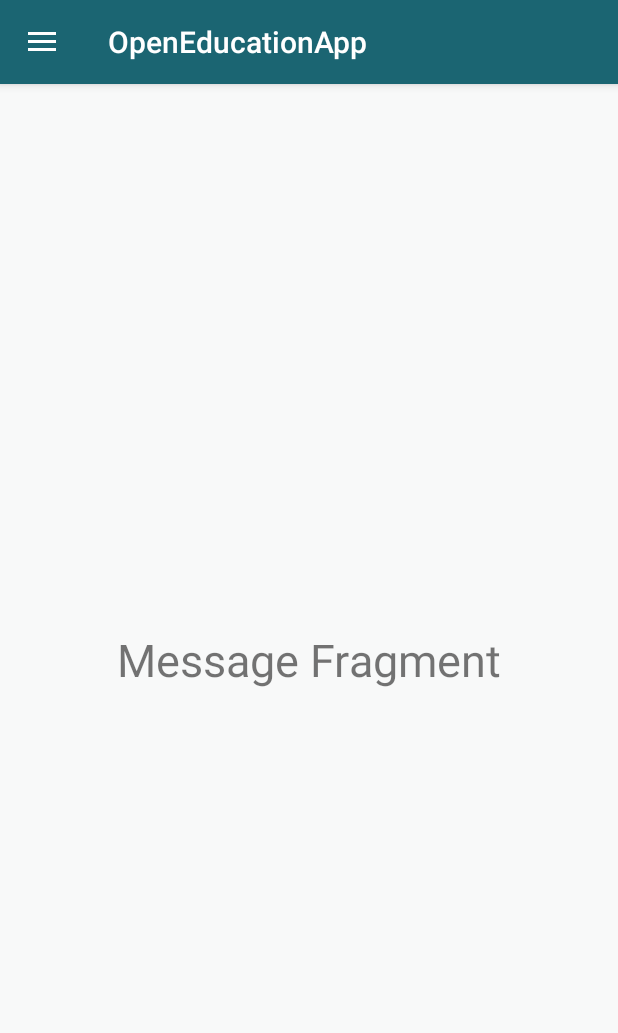
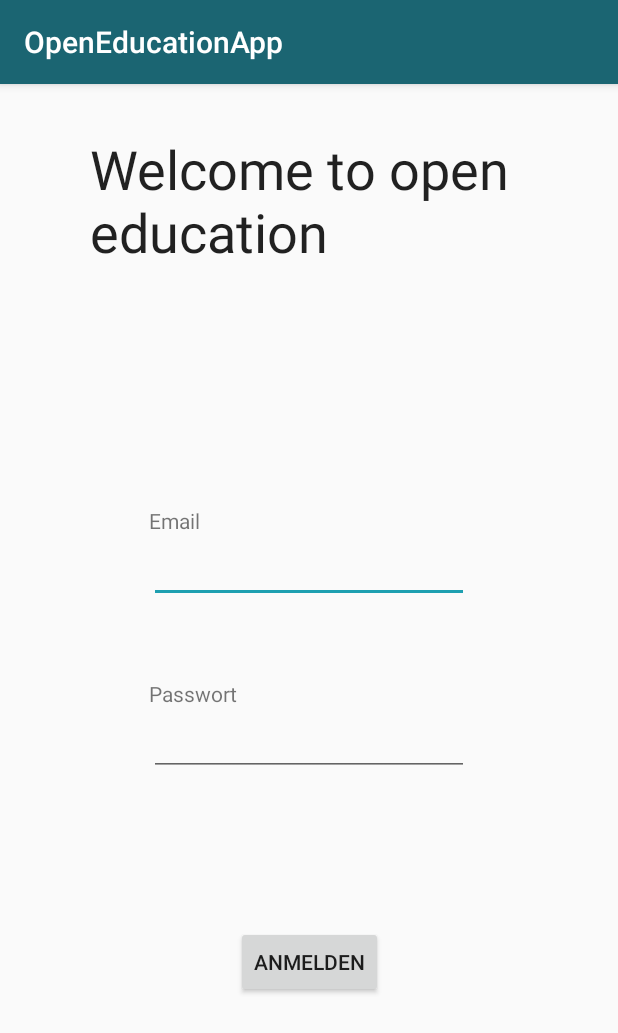
Before and after one commit to kaiott/open-education-app, an Android app: the screen it shows after launch (MainActivity before the commit, LoginActivity after it), on a phone screen of 412 x 824 dp. Shown: the top 1033 px of the screen. Run offline under Robolectric (Android 15) with nearby library versions, the phone set to English and light mode, and no system bars.

Commit message:
simple login activity

```diff
--- a/app/src/main/AndroidManifest.xml
+++ b/app/src/main/AndroidManifest.xml
@@ -9,14 +9,18 @@
         android:roundIcon="@mipmap/ic_launcher_round"
         android:supportsRtl="true"
         android:theme="@style/AppTheme">
-        <activity android:name=".MainActivity"
-            android:theme="@style/AppTheme.NoActionBar">
+        <activity android:name=".LoginActivity">
             <intent-filter>
                 <action android:name="android.intent.action.MAIN" />
 
                 <category android:name="android.intent.category.LAUNCHER" />
             </intent-filter>
         </activity>
+        <activity
+            android:name=".MainActivity"
+            android:theme="@style/AppTheme.NoActionBar">
+
+        </activity>
     </application>
 
 </manifest>
--- /dev/null
+++ b/app/src/main/java/com/example/openeducationapp/LoginActivity.java
@@ -0,0 +1,61 @@
+package com.example.openeducationapp;
+
+import androidx.appcompat.app.AppCompatActivity;
+
+import android.content.Intent;
+import android.content.SharedPreferences;
+import android.os.Bundle;
+import android.view.View;
+import android.widget.EditText;
+import android.widget.TextView;
+import android.widget.Toast;
+
+public class LoginActivity extends AppCompatActivity {
+    private EditText editEmail, editPassword;
+
+
+    @Override
+    protected void onCreate(Bundle savedInstanceState) {
+        super.onCreate(savedInstanceState);
+        setContentView(R.layout.activity_login);
+
+        String username = getSharedPreferences("user", MODE_PRIVATE).getString("username", "");
+        if (!username.equals("")) {
+            Intent intent = new Intent(this, MainActivity.class);
+            intent.putExtra("username", username);
+            startActivity(intent);
+            finish();
+        }
+
+        editEmail = findViewById(R.id.editEmail);
+        editPassword = findViewById(R.id.editPassword);
+    }
+
+    public void loginButtonClicked(View view) {
+        String username = editEmail.getText().toString();
+        String password = editPassword.getText().toString();
+        resolveLoginAttempt(username, password);
+    }
+
+    protected void resolveLoginAttempt(String username, String password) {
+        if (validateLogin(username, password)) {
+            Intent intent = new Intent(this, MainActivity.class);
+            intent.putExtra("username", username);
+            startActivity(intent);
+            getSharedPreferences("user", MODE_PRIVATE).edit().putString("username", username).apply();
+            finish();
+        }
+        else {
+            Toast.makeText(this, "Email und Passwort stimmen nicht überein", Toast.LENGTH_SHORT).show();
+        }
+    }
+
+    protected boolean validateLogin(String username, String password) {
+        if (username.equals("kai") || username.equals("lars")) {
+            return true;
+        }
+        return false;
+    }
+
+
+}
--- a/app/src/main/java/com/example/openeducationapp/MainActivity.java
+++ b/app/src/main/java/com/example/openeducationapp/MainActivity.java
@@ -7,6 +7,7 @@ import androidx.appcompat.widget.Toolbar;
 import androidx.core.view.GravityCompat;
 import androidx.drawerlayout.widget.DrawerLayout;
 
+import android.content.Intent;
 import android.os.Bundle;
 import android.util.Log;
 import android.view.MenuItem;
@@ -52,11 +53,15 @@ public class MainActivity extends AppCompatActivity implements NavigationView.On
                 getSupportFragmentManager().beginTransaction().replace(R.id.fragment_container,
                         new MainFragment(item.getItemId())).commit();
                 break;
-            case R.id.nav_share:
+            case R.id.nav_settings:
                 Toast.makeText(this, "Share", Toast.LENGTH_SHORT).show();
                 break;
-            case R.id.nav_send:
-                Toast.makeText(this, "Send", Toast.LENGTH_SHORT).show();
+            case R.id.nav_logout:
+                getSharedPreferences("user", MODE_PRIVATE).edit().clear().apply();
+                Toast.makeText(this, "Abmelden", Toast.LENGTH_SHORT).show();
+                Intent intent = new Intent(this, LoginActivity.class);
+                startActivity(intent);
+                finish();
                 break;
         }
 
--- /dev/null
+++ b/app/src/main/res/layout/activity_login.xml
@@ -0,0 +1,99 @@
+<?xml version="1.0" encoding="utf-8"?>
+<androidx.constraintlayout.widget.ConstraintLayout xmlns:android="http://schemas.android.com/apk/res/android"
+    xmlns:app="http://schemas.android.com/apk/res-auto"
+    xmlns:tools="http://schemas.android.com/tools"
+    android:layout_width="match_parent"
+    android:layout_height="match_parent"
+    tools:context=".LoginActivity">
+
+    <TextView
+        android:id="@+id/textView"
+        android:layout_width="0dp"
+        android:layout_height="wrap_content"
+        android:layout_marginStart="60dp"
+        android:layout_marginTop="32dp"
+        android:layout_marginEnd="60dp"
+        android:text="Welcome to open education"
+        android:textAppearance="@style/TextAppearance.AppCompat.Body1"
+        android:textSize="36sp"
+        app:layout_constraintEnd_toEndOf="parent"
+        app:layout_constraintStart_toStartOf="parent"
+        app:layout_constraintTop_toTopOf="parent" />
+
+    <TextView
+        android:layout_width="wrap_content"
+        android:layout_height="wrap_content"
+        android:text="Email"
+        app:layout_constraintBottom_toTopOf="@+id/editEmail"
+        app:layout_constraintStart_toStartOf="@+id/editEmail" />
+
+    <androidx.constraintlayout.widget.Guideline
+        android:id="@+id/guideline"
+        android:layout_width="wrap_content"
+        android:layout_height="wrap_content"
+        android:orientation="horizontal"
+        app:layout_constraintEnd_toEndOf="parent"
+        app:layout_constraintGuide_percent="0.35"
+        app:layout_constraintStart_toStartOf="parent" />
+
+    <androidx.constraintlayout.widget.Guideline
+        android:id="@+id/guideline2"
+        android:layout_width="wrap_content"
+        android:layout_height="wrap_content"
+        android:orientation="horizontal"
+        app:layout_constraintEnd_toEndOf="parent"
+        app:layout_constraintGuide_percent="0.5"
+        app:layout_constraintStart_toStartOf="parent" />
+
+    <androidx.constraintlayout.widget.Guideline
+        android:id="@+id/guideline3"
+        android:layout_width="wrap_content"
+        android:layout_height="wrap_content"
+        android:orientation="horizontal"
+        app:layout_constraintEnd_toEndOf="parent"
+        app:layout_constraintGuide_percent="0.7"
+        app:layout_constraintStart_toStartOf="parent" />
+
+    <EditText
+        android:id="@+id/editEmail"
+        android:layout_width="wrap_content"
+        android:layout_height="wrap_content"
+        android:layout_marginTop="32dp"
+        android:ems="10"
+        android:inputType="textEmailAddress"
+        app:layout_constraintEnd_toEndOf="parent"
+        app:layout_constraintStart_toStartOf="parent"
+        app:layout_constraintTop_toTopOf="@+id/guideline" />
+
+    <EditText
+        android:id="@+id/editPassword"
+        android:layout_width="wrap_content"
+        android:layout_height="wrap_content"
+        android:layout_marginTop="32dp"
+        android:ems="10"
+        android:inputType="textPassword"
+        app:layout_constraintEnd_toEndOf="parent"
+        app:layout_constraintStart_toStartOf="parent"
+        app:layout_constraintTop_toTopOf="@+id/guideline2" />
+
+    <TextView
+        android:id="@+id/textView2"
+        android:layout_width="wrap_content"
+        android:layout_height="wrap_content"
+        android:text="Passwort"
+        app:layout_constraintBottom_toTopOf="@+id/editPassword"
+        app:layout_constraintStart_toStartOf="@+id/editPassword" />
+
+    <Button
+        android:id="@+id/button"
+        android:layout_width="wrap_content"
+        android:layout_height="wrap_content"
+        android:layout_marginTop="24dp"
+        android:onClick="loginButtonClicked"
+        android:text="Anmelden"
+        app:layout_constraintEnd_toEndOf="parent"
+        app:layout_constraintStart_toStartOf="parent"
+        app:layout_constraintTop_toTopOf="@+id/guideline3" />
+
+
+</androidx.constraintlayout.widget.ConstraintLayout>
--- a/app/src/main/res/menu/drawer_menu.xml
+++ b/app/src/main/res/menu/drawer_menu.xml
@@ -21,11 +21,11 @@
     <item android:title="Communicate">
         <menu>
             <item
-                android:id="@+id/nav_share"
+                android:id="@+id/nav_settings"
                 android:icon="@drawable/ic_hot_tub_black_24dp"
                 android:title="Einstellungen" />
             <item
-                android:id="@+id/nav_send"
+                android:id="@+id/nav_logout"
                 android:icon="@drawable/ic_message"
                 android:title="Abmelden" />
         </menu>
```
